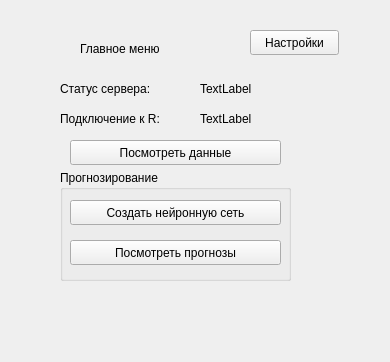
glebmillenium/forecasting-financial-time-series, file src/widgets/choosemenu.ui: the form before one commit.
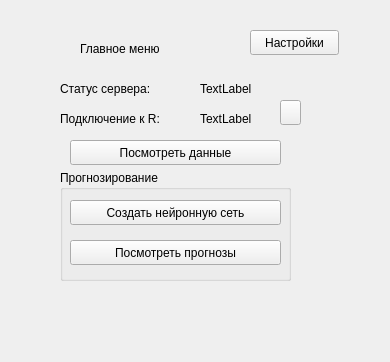
The form after the commit.

Patch:
```diff
--- a/src/widgets/choosemenu.ui
+++ b/src/widgets/choosemenu.ui
@@ -143,6 +143,22 @@
     </property>
    </widget>
   </widget>
+  <widget class="QPushButton" name="retryConnect">
+   <property name="enabled">
+    <bool>true</bool>
+   </property>
+   <property name="geometry">
+    <rect>
+     <x>280</x>
+     <y>100</y>
+     <width>21</width>
+     <height>25</height>
+    </rect>
+   </property>
+   <property name="text">
+    <string/>
+   </property>
+  </widget>
  </widget>
  <resources/>
  <connections/>
```
